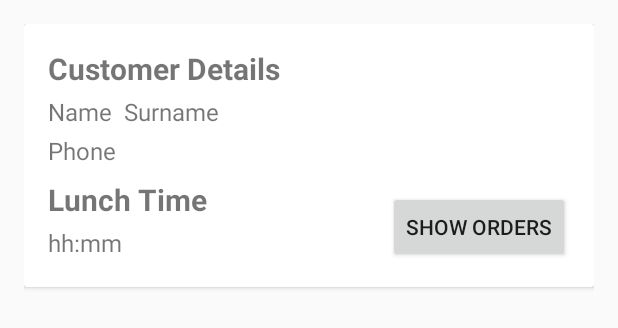
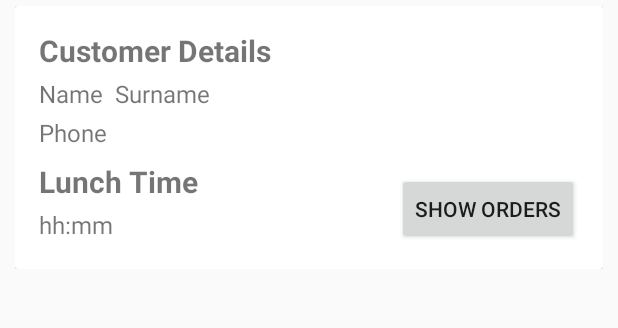
Before and after one commit to pmgrp/Lab2, an Android app: the layout reservation_card.xml on its own in the app's theme, with its tools: preview values and no code run, on a phone screen of 412 x 824 dp. Shown: the top 328 px of the screen. Run offline under Robolectric (Android 15) with nearby library versions, the phone set to English and light mode, and no system bars.

```diff
--- a/app/src/main/java/com/sorbellini/s214631/lab2/ShowReservations.java
+++ b/app/src/main/java/com/sorbellini/s214631/lab2/ShowReservations.java
@@ -20,7 +20,10 @@ public class ShowReservations extends AppCompatActivity {
         Toolbar toolbar = (Toolbar) findViewById(R.id.toolbar);
         setSupportActionBar(toolbar);
         getSupportActionBar().setDisplayHomeAsUpEnabled(true);
-        ArrayList<Reservation> reservations = new ArrayList<Reservation>();
+
+        //dummy data for test
+        Restaurant restaurant = new Restaurant();
+        ArrayList<Reservation> reservations = restaurant.reservations;
         Customer cus1 = new Customer();
         cus1.setName("Pippo");
         cus1.setSurname("Bianchi");
--- a/app/src/main/res/layout/reservation_card.xml
+++ b/app/src/main/res/layout/reservation_card.xml
@@ -1,8 +1,12 @@
 <?xml version="1.0" encoding="utf-8"?>
-<LinearLayout xmlns:android="http://schemas.android.com/apk/res/android"
-    android:layout_width="match_parent" android:layout_height="match_parent"
-    android:padding="16dp"
-    >
+<LinearLayout
+    xmlns:android="http://schemas.android.com/apk/res/android"
+    android:layout_width="match_parent"
+    android:layout_height="wrap_content"
+    android:paddingBottom="4dp"
+    android:paddingTop="4dp"
+    android:paddingLeft="10dp"
+    android:paddingRight="10dp">
 
     <android.support.v7.widget.CardView
         android:layout_width="match_parent"
@@ -70,6 +74,7 @@
                 android:textSize="16sp"
                 android:text="hh:mm"/>
             <Button
+                android:id="@+id/reservation_details"
                 android:layout_width="wrap_content"
                 android:layout_height="wrap_content"
                 android:layout_alignParentRight="true"
```
Also changed, not shown: app/src/main/java/com/sorbellini/s214631/lab2/Dish.java (+36 -1 lines), app/src/main/java/com/sorbellini/s214631/lab2/ShResAdapter.java (+10 -1 lines).
